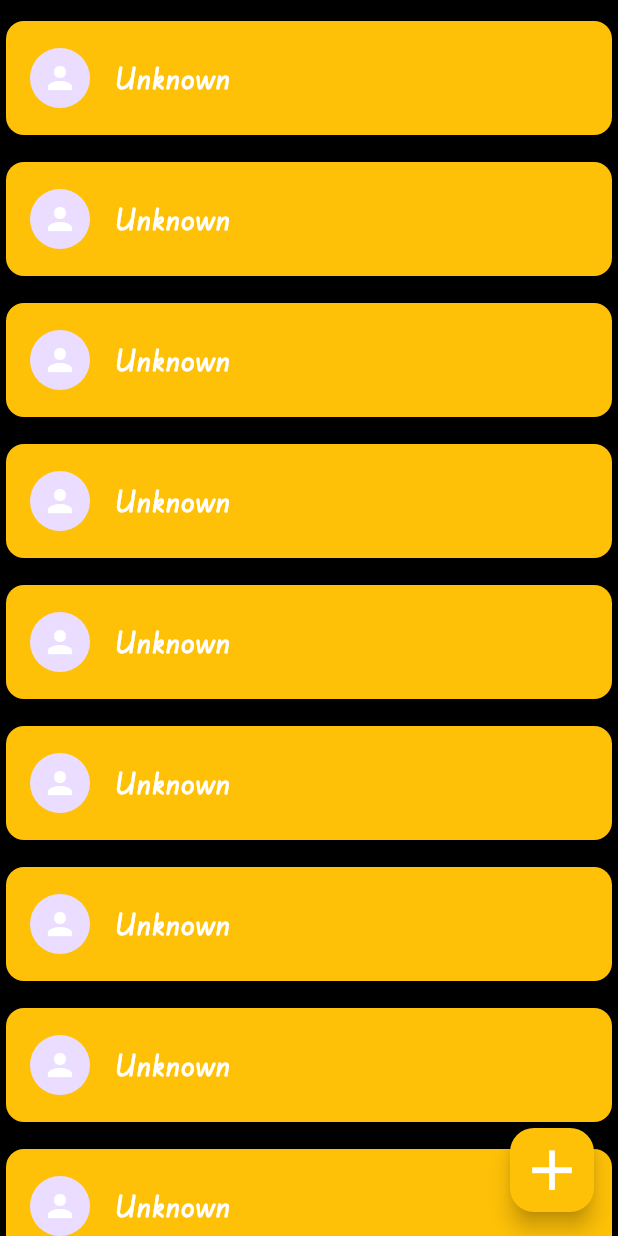
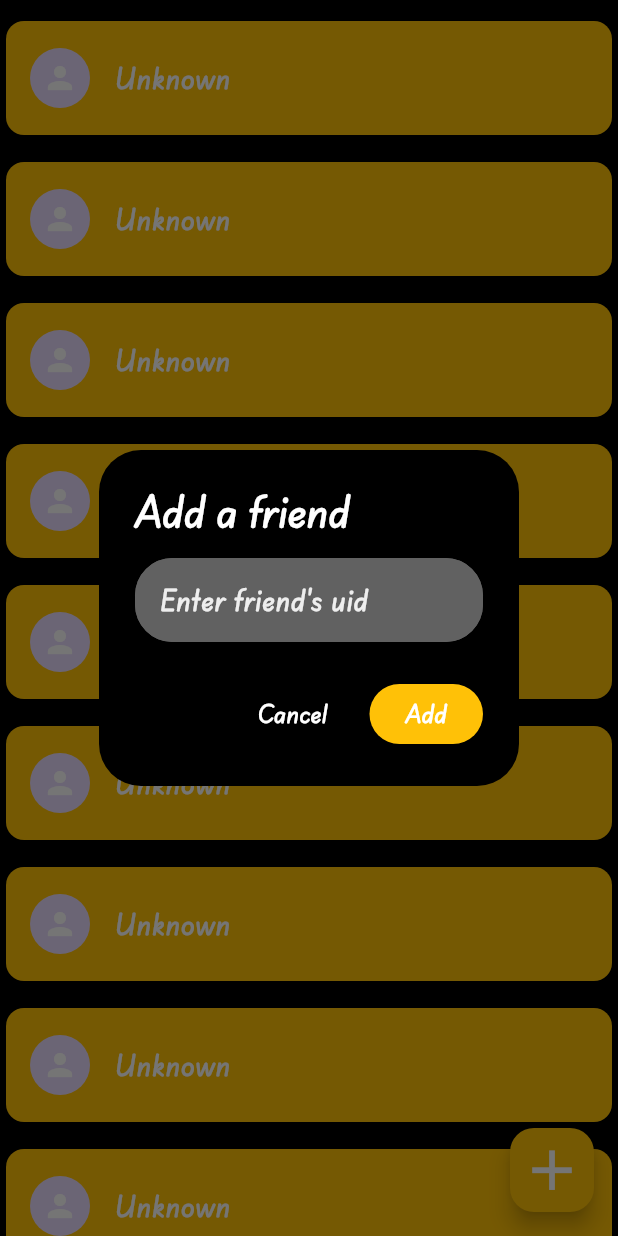
Before and after one commit to Dieto-cmd/kto-na-bibe, a Flutter app: the FriendsPage screen opened directly, after a tap on the "add" icon, on a phone screen of 412 x 824 dp. Run offline on Flutter 3.47's test engine with Material 3 defaults, Android fonts, the phone set to English and light mode, and no system bars; our stand-ins replace cloud_firestore, firebase_auth, firebase_core, flutter_bloc, flutter_spinkit, google_sign_in; accounts and stored records are empty.

Commit message:
Add database init and adding friends

```diff
--- a/lib/cubits/user_cubit.dart
+++ b/lib/cubits/user_cubit.dart
@@ -78,6 +78,10 @@ class UserCubit extends Cubit<UserCubitState> {
     }
   }
 
+  Future<void> addFriend(String? uid, String? friendUid) async {
+    await cloudRepository?.addFriend(uid: uid, friendsUid: friendUid);
+  }
+
   Future<void> setAvatarBackgroundColor({
     Color? avatarBackgroundColor,
     String? uid,
--- a/lib/repositories/cloud_repository.dart
+++ b/lib/repositories/cloud_repository.dart
@@ -9,6 +9,7 @@ abstract class CloudRepository {
     Color? avatarBackgroundColor,
   });
   Future<BibaUserData?> getUserData(String? uid);
+  Future<void> addFriend({String? uid, String? friendsUid});
 }
 
 class CloudFirestore extends CloudRepository {
@@ -39,6 +40,7 @@ class CloudFirestore extends CloudRepository {
     }
   }
 
+  @override
   Future<void> addFriend({String? uid, String? friendsUid}) async {
     try {
       if (uid != null) {
@@ -54,10 +56,24 @@ class CloudFirestore extends CloudRepository {
     }
   }
 
+  Future<void> initiateUserData(String? uid) async {
+    DocumentSnapshot doc = await db.collection("usersData").doc(uid).get();
+    if (doc.exists) {
+      return;
+    } else {
+      await db.collection("usersData").doc(uid).set({
+        'name': 'New User',
+        'avatarBackgroundColor': 4283215696,
+        'friendsList': [],
+      });
+    }
+  }
+
   @override
   Future<BibaUserData?> getUserData(String? uid) async {
     try {
-      DocumentSnapshot doc = await db.collection("usersData").doc(uid).get();
+      await initiateUserData(uid);
+      DocumentSnapshot? doc = await db.collection("usersData").doc(uid).get();
       return _bibaUserDataFromDocumentSnapshot(doc);
     } catch (e) {
       print(e.toString());
--- a/lib/screens/app/friends_page.dart
+++ b/lib/screens/app/friends_page.dart
@@ -4,19 +4,24 @@ import 'package:kto_na_bibe/constants.dart';
 import 'package:kto_na_bibe/cubits/user_cubit.dart';
 
 class FriendsPage extends StatelessWidget {
-  const FriendsPage({super.key});
+  const FriendsPage({super.key, this.uid});
+  final String? uid;
 
   @override
   Widget build(BuildContext context) {
     return BlocBuilder<UserCubit, UserCubitState>(
       builder: (context, state) => Scaffold(
         backgroundColor: Colors.black,
-        body: ListView.builder(
+        body: (state.friendsList?.isEmpty ?? false)
+            ? Center(
+                child: Text(
+                  "You have no friends as of now",
+                  style: regularTextStyle.copyWith(fontSize: 25),
+                ),
+              )
+            : ListView.builder(
                 itemCount: state.friendsList?.length,
                 itemBuilder: (context, index) {
-            if (state.friendsList?.length == 0) {
-              return Container();
-            }
                   return Padding(
                     padding: EdgeInsets.only(top: 10),
                     child: Card(
@@ -26,8 +31,9 @@ class FriendsPage extends StatelessWidget {
                         padding: EdgeInsets.symmetric(vertical: 10),
                         child: ListTile(
                           leading: CircleAvatar(
-                      backgroundColor:
-                          state.friendsDataList?[index].avatarBackgroundColor,
+                            backgroundColor: state
+                                .friendsDataList?[index]
+                                .avatarBackgroundColor,
                             child: Icon(Icons.person, color: Colors.white),
                           ),
                           title: Text(
@@ -42,7 +48,44 @@ class FriendsPage extends StatelessWidget {
               ),
         floatingActionButton: FloatingActionButton(
           backgroundColor: Colors.amber,
-          onPressed: () {},
+          onPressed: () {
+            final userCubit = context.read<UserCubit>();
+            showDialog(
+              context: context,
+              builder: (dialogContext) {
+                TextEditingController _controller = TextEditingController();
+                return AlertDialog(
+                  backgroundColor: Colors.black,
+                  title: Text("Add a friend", style: regularTextStyle),
+                  content: TextField(
+                    controller: _controller,
+                    style: regularTextStyle,
+                    decoration: textFormFieldDec.copyWith(
+                      hintText: "Enter friend's uid",
+                      hintStyle: hintTextStyle,
+                    ),
+                  ),
+                  actions: [
+                    TextButton(
+                      onPressed: () => Navigator.pop(context),
+                      child: Text("Cancel", style: regularTextStyle),
+                    ),
+                    SizedBox(height: 10),
+                    ElevatedButton(
+                      style: ElevatedButton.styleFrom(
+                        backgroundColor: Colors.amber,
+                      ),
+                      onPressed: () async {
+                        await userCubit.addFriend(uid, _controller.text);
+                        Navigator.pop(context);
+                      },
+                      child: Text("Add", style: regularTextStyle),
+                    ),
+                  ],
+                );
+              },
+            );
+          },
           child: Icon(Icons.add, color: Colors.white, size: 45),
         ),
       ),
--- a/lib/screens/app/home_page.dart
+++ b/lib/screens/app/home_page.dart
@@ -20,9 +20,6 @@ class _HomePageState extends State<HomePage> {
   Color? avatarBackgroundColor;
   String? userName;
   bool dataIsLoaded = false;
-
-
-
   @override
   Widget build(BuildContext context) {
     return BlocBuilder<UserCubit, UserCubitState>(
@@ -223,7 +220,11 @@ class _HomePageState extends State<HomePage> {
               ),
             ),
             body: TabBarView(
-              children: [BibaHistoryPage(), FutureBibasPage(), FriendsPage()],
+              children: [
+                BibaHistoryPage(),
+                FutureBibasPage(),
+                FriendsPage(uid: widget.uid),
+              ],
             ),
           ),
         );
```
Lines whose indentation alone changed are shown as unchanged.
